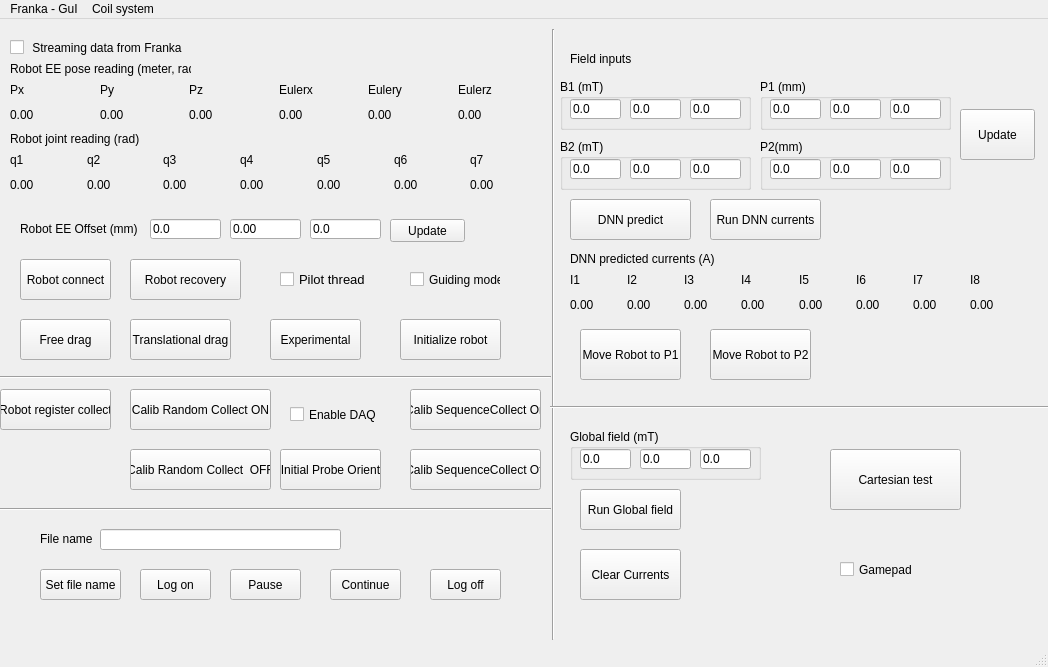
erikfredin/FrankaEmikaGUI, file mainwindow.ui: the form before one commit.
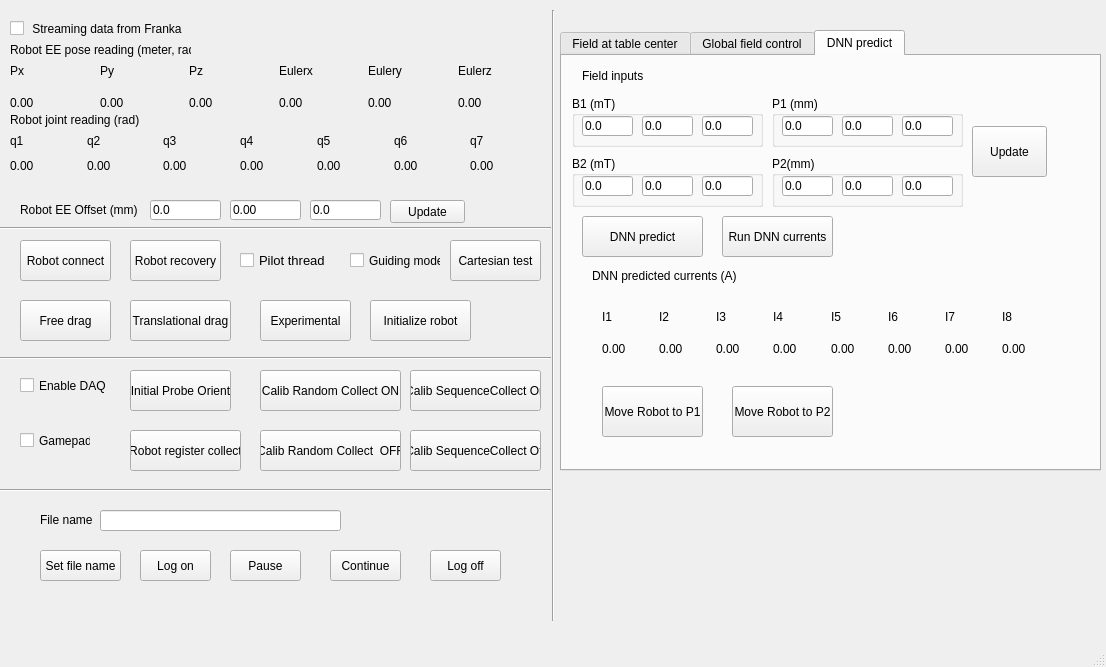
The form after the commit. The open tabs and pages were chosen to show the change.

The edit to the form file:
```diff
--- a/mainwindow.ui
+++ b/mainwindow.ui
@@ -6,7 +6,7 @@
    <rect>
     <x>0</x>
     <y>0</y>
-    <width>1048</width>
+    <width>1106</width>
     <height>667</height>
    </rect>
   </property>
@@ -17,7 +17,7 @@
    <widget class="QPushButton" name="pushButton_experimental_control">
     <property name="geometry">
      <rect>
-      <x>270</x>
+      <x>260</x>
       <y>300</y>
       <width>91</width>
       <height>41</height>
@@ -33,7 +33,7 @@
       <x>10</x>
       <y>80</y>
       <width>531</width>
-      <height>31</height>
+      <height>45</height>
      </rect>
     </property>
     <layout class="QHBoxLayout" name="horizontalLayout">
@@ -478,7 +478,7 @@
    <widget class="QCheckBox" name="checkBox_pilot">
     <property name="geometry">
      <rect>
-      <x>280</x>
+      <x>240</x>
       <y>240</y>
       <width>101</width>
       <height>41</height>
@@ -515,8 +515,8 @@
    <widget class="QPushButton" name="pushButton_registercollect">
     <property name="geometry">
      <rect>
-      <x>0</x>
-      <y>370</y>
+      <x>130</x>
+      <y>430</y>
       <width>111</width>
       <height>41</height>
      </rect>
@@ -528,7 +528,7 @@
    <widget class="QPushButton" name="pushButton_calibrationcollect">
     <property name="geometry">
      <rect>
-      <x>130</x>
+      <x>260</x>
       <y>370</y>
       <width>141</width>
       <height>41</height>
@@ -543,7 +543,7 @@
      <rect>
       <x>130</x>
       <y>240</y>
-      <width>111</width>
+      <width>91</width>
       <height>41</height>
      </rect>
     </property>
@@ -554,7 +554,7 @@
    <widget class="QPushButton" name="pushButton_calibrationcollect_off">
     <property name="geometry">
      <rect>
-      <x>130</x>
+      <x>260</x>
       <y>430</y>
       <width>141</width>
       <height>41</height>
@@ -567,8 +567,8 @@
    <widget class="QCheckBox" name="checkBox_enableDAQ">
     <property name="geometry">
      <rect>
-      <x>290</x>
-      <y>380</y>
+      <x>20</x>
+      <y>370</y>
       <width>91</width>
       <height>31</height>
      </rect>
@@ -577,32 +577,6 @@
      <string>Enable DAQ</string>
     </property>
    </widget>
-   <widget class="QPushButton" name="pushButton_clearcurrent">
-    <property name="geometry">
-     <rect>
-      <x>580</x>
-      <y>530</y>
-      <width>101</width>
-      <height>51</height>
-     </rect>
-    </property>
-    <property name="text">
-     <string>Clear Currents</string>
-    </property>
-   </widget>
-   <widget class="QPushButton" name="pushButton_DNNpredict">
-    <property name="geometry">
-     <rect>
-      <x>570</x>
-      <y>180</y>
-      <width>121</width>
-      <height>41</height>
-     </rect>
-    </property>
-    <property name="text">
-     <string>DNN predict</string>
-    </property>
-   </widget>
    <widget class="Line" name="line">
     <property name="geometry">
      <rect>
@@ -642,432 +616,10 @@
      <enum>Qt::Horizontal</enum>
     </property>
    </widget>
-   <widget class="QPushButton" name="pushButton_dnn_inputupdate">
-    <property name="geometry">
-     <rect>
-      <x>960</x>
-      <y>90</y>
-      <width>75</width>
-      <height>51</height>
-     </rect>
-    </property>
-    <property name="text">
-     <string>Update</string>
-    </property>
-   </widget>
-   <widget class="QLabel" name="label_9">
-    <property name="geometry">
-     <rect>
-      <x>570</x>
-      <y>30</y>
-      <width>91</width>
-      <height>20</height>
-     </rect>
-    </property>
-    <property name="text">
-     <string>Field inputs</string>
-    </property>
-   </widget>
-   <widget class="QWidget" name="horizontalLayoutWidget_5">
-    <property name="geometry">
-     <rect>
-      <x>570</x>
-      <y>270</y>
-      <width>451</width>
-      <height>31</height>
-     </rect>
-    </property>
-    <layout class="QHBoxLayout" name="horizontalLayout_5">
-     <item>
-      <widget class="QLabel" name="label_dnn_predict_I1">
-       <property name="text">
-        <string>0.00</string>
-       </property>
-      </widget>
-     </item>
-     <item>
-      <widget class="QLabel" name="label_dnn_predict_I2">
-       <property name="text">
-        <string>0.00</string>
-       </property>
-      </widget>
-     </item>
-     <item>
-      <widget class="QLabel" name="label_dnn_predict_I3">
-       <property name="text">
-        <string>0.00</string>
-       </property>
-      </widget>
-     </item>
-     <item>
-      <widget class="QLabel" name="label_dnn_predict_I4">
-       <property name="text">
-        <string>0.00</string>
-       </property>
-      </widget>
-     </item>
-     <item>
-      <widget class="QLabel" name="label_dnn_predict_I5">
-       <property name="text">
-        <string>0.00</string>
-       </property>
-      </widget>
-     </item>
-     <item>
-      <widget class="QLabel" name="label_dnn_predict_I6">
-       <property name="text">
-        <string>0.00</string>
-       </property>
-      </widget>
-     </item>
-     <item>
-      <widget class="QLabel" name="label_dnn_predict_I7">
-       <property name="text">
-        <string>0.00</string>
-       </property>
-      </widget>
-     </item>
-     <item>
-      <widget class="QLabel" name="label_dnn_predict_I8">
-       <property name="text">
-        <string>0.00</string>
-       </property>
-      </widget>
-     </item>
-    </layout>
-   </widget>
-   <widget class="QWidget" name="horizontalLayoutWidget_6">
-    <property name="geometry">
-     <rect>
-      <x>570</x>
-      <y>250</y>
-      <width>451</width>
-      <height>21</height>
-     </rect>
-    </property>
-    <layout class="QHBoxLayout" name="horizontalLayout_6">
-     <item>
-      <widget class="QLabel" name="label_robot_px_5">
-       <property name="text">
-        <string>I1</string>
-       </property>
-      </widget>
-     </item>
-     <item>
-      <widget class="QLabel" name="label_robot_py_5">
-       <property name="text">
-        <string>I2</string>
-       </property>
-      </widget>
-     </item>
-     <item>
-      <widget class="QLabel" name="label_robot_pz_5">
-       <property name="text">
-        <string>I3</string>
-       </property>
-      </widget>
-     </item>
-     <item>
-      <widget class="QLabel" name="label_robot_ea1_5">
-       <property name="text">
-        <string>I4</string>
-       </property>
-      </widget>
-     </item>
-     <item>
-      <widget class="QLabel" name="label_robot_ea2_5">
-       <property name="text">
-        <string>I5</string>
-       </property>
-      </widget>
-     </item>
-     <item>
-      <widget class="QLabel" name="label_robot_ea3_6">
-       <property name="text">
-        <string>I6</string>
-       </property>
-      </widget>
-     </item>
-     <item>
-      <widget class="QLabel" name="label_robot_ea3_7">
-       <property name="text">
-        <string>I7</string>
-       </property>
-      </widget>
-     </item>
-     <item>
-      <widget class="QLabel" name="label_robot_ea3_8">
-       <property name="text">
-        <string>I8</string>
-       </property>
-      </widget>
-     </item>
-    </layout>
-   </widget>
-   <widget class="QLabel" name="label_10">
-    <property name="geometry">
-     <rect>
-      <x>570</x>
-      <y>230</y>
-      <width>181</width>
-      <height>20</height>
-     </rect>
-    </property>
-    <property name="text">
-     <string>DNN predicted currents (A)</string>
-    </property>
-   </widget>
-   <widget class="QPushButton" name="pushButton_run_dnncurent">
-    <property name="geometry">
-     <rect>
-      <x>710</x>
-      <y>180</y>
-      <width>111</width>
-      <height>41</height>
-     </rect>
-    </property>
-    <property name="text">
-     <string>Run DNN currents</string>
-    </property>
-   </widget>
-   <widget class="QPushButton" name="pushButton_moveRot2_P1">
-    <property name="geometry">
-     <rect>
-      <x>580</x>
-      <y>310</y>
-      <width>101</width>
-      <height>51</height>
-     </rect>
-    </property>
-    <property name="text">
-     <string>Move Robot to P1</string>
-    </property>
-   </widget>
-   <widget class="QPushButton" name="pushButton_moveRot2_P2">
-    <property name="geometry">
-     <rect>
-      <x>710</x>
-      <y>310</y>
-      <width>101</width>
-      <height>51</height>
-     </rect>
-    </property>
-    <property name="text">
-     <string>Move Robot to P2</string>
-    </property>
-   </widget>
-   <widget class="QGroupBox" name="Group_dnninput_b1">
-    <property name="geometry">
-     <rect>
-      <x>560</x>
-      <y>60</y>
-      <width>191</width>
-      <height>51</height>
-     </rect>
-    </property>
-    <property name="title">
-     <string>B1 (mT)</string>
-    </property>
-    <widget class="QLineEdit" name="lineEdit_dnnInput_b1x">
-     <property name="geometry">
-      <rect>
-       <x>10</x>
-       <y>20</y>
-       <width>51</width>
-       <height>20</height>
-      </rect>
-     </property>
-     <property name="text">
-      <string>0.0</string>
-     </property>
-    </widget>
-    <widget class="QLineEdit" name="lineEdit_dnnInput_b1y">
-     <property name="geometry">
-      <rect>
-       <x>70</x>
-       <y>20</y>
-       <width>51</width>
-       <height>20</height>
-      </rect>
-     </property>
-     <property name="text">
-      <string>0.0</string>
-     </property>
-    </widget>
-    <widget class="QLineEdit" name="lineEdit_dnnInput_b1z">
-     <property name="geometry">
-      <rect>
-       <x>130</x>
-       <y>20</y>
-       <width>51</width>
-       <height>20</height>
-      </rect>
-     </property>
-     <property name="text">
-      <string>0.0</string>
-     </property>
-    </widget>
-   </widget>
-   <widget class="QGroupBox" name="groupBox_2">
-    <property name="geometry">
-     <rect>
-      <x>560</x>
-      <y>120</y>
-      <width>191</width>
-      <height>51</height>
-     </rect>
-    </property>
-    <property name="title">
-     <string>B2 (mT)</string>
-    </property>
-    <widget class="QLineEdit" name="lineEdit_dnnInput_b2x">
-     <property name="geometry">
-      <rect>
-       <x>10</x>
-       <y>20</y>
-       <width>51</width>
-       <height>20</height>
-      </rect>
-     </property>
-     <property name="text">
-      <string>0.0</string>
-     </property>
-    </widget>
-    <widget class="QLineEdit" name="lineEdit_dnnInput_b2y">
-     <property name="geometry">
-      <rect>
-       <x>70</x>
-       <y>20</y>
-       <width>51</width>
-       <height>20</height>
-      </rect>
-     </property>
-     <property name="text">
-      <string>0.0</string>
-     </property>
-    </widget>
-    <widget class="QLineEdit" name="lineEdit_dnnInput_b2z">
-     <property name="geometry">
-      <rect>
-       <x>130</x>
-       <y>20</y>
-       <width>51</width>
-       <height>20</height>
-      </rect>
-     </property>
-     <property name="text">
-      <string>0.0</string>
-     </property>
-    </widget>
-   </widget>
-   <widget class="QGroupBox" name="groupBox_3">
-    <property name="geometry">
-     <rect>
-      <x>760</x>
-      <y>60</y>
-      <width>191</width>
-      <height>51</height>
-     </rect>
-    </property>
-    <property name="title">
-     <string>P1 (mm)</string>
-    </property>
-    <widget class="QLineEdit" name="lineEdit_dnnInput_p1x">
-     <property name="geometry">
-      <rect>
-       <x>10</x>
-       <y>20</y>
-       <width>51</width>
-       <height>20</height>
-      </rect>
-     </property>
-     <property name="text">
-      <string>0.0</string>
-     </property>
-    </widget>
-    <widget class="QLineEdit" name="lineEdit_dnnInput_p1y">
-     <property name="geometry">
-      <rect>
-       <x>70</x>
-       <y>20</y>
-       <width>51</width>
-       <height>20</height>
-      </rect>
-     </property>
-     <property name="text">
-      <string>0.0</string>
-     </property>
-    </widget>
-    <widget class="QLineEdit" name="lineEdit_dnnInput_p1z">
-     <property name="geometry">
-      <rect>
-       <x>130</x>
-       <y>20</y>
-       <width>51</width>
-       <height>20</height>
-      </rect>
-     </property>
-     <property name="text">
-      <string>0.0</string>
-     </property>
-    </widget>
-   </widget>
-   <widget class="QGroupBox" name="groupBox_4">
-    <property name="geometry">
-     <rect>
-      <x>760</x>
-      <y>120</y>
-      <width>191</width>
-      <height>51</height>
-     </rect>
-    </property>
-    <property name="title">
-     <string>P2(mm)</string>
-    </property>
-    <widget class="QLineEdit" name="lineEdit_dnnInput_p2x">
-     <property name="geometry">
-      <rect>
-       <x>10</x>
-       <y>20</y>
-       <width>51</width>
-       <height>20</height>
-      </rect>
-     </property>
-     <property name="text">
-      <string>0.0</string>
-     </property>
-    </widget>
-    <widget class="QLineEdit" name="lineEdit_dnnInput_p2y">
-     <property name="geometry">
-      <rect>
-       <x>70</x>
-       <y>20</y>
-       <width>51</width>
-       <height>20</height>
-      </rect>
-     </property>
-     <property name="text">
-      <string>0.0</string>
-     </property>
-    </widget>
-    <widget class="QLineEdit" name="lineEdit_dnnInput_p2z">
-     <property name="geometry">
-      <rect>
-       <x>130</x>
-       <y>20</y>
-       <width>51</width>
-       <height>20</height>
-      </rect>
-     </property>
-     <property name="text">
-      <string>0.0</string>
-     </property>
-    </widget>
-   </widget>
    <widget class="QPushButton" name="pushButton_initializerobot">
     <property name="geometry">
      <rect>
-      <x>400</x>
+      <x>370</x>
       <y>300</y>
       <width>101</width>
       <height>41</height>
@@ -1077,91 +629,13 @@
      <string>Initialize robot</string>
     </property>
    </widget>
-   <widget class="Line" name="line_4">
-    <property name="geometry">
-     <rect>
-      <x>550</x>
-      <y>380</y>
-      <width>501</width>
-      <height>16</height>
-     </rect>
-    </property>
-    <property name="orientation">
-     <enum>Qt::Horizontal</enum>
-    </property>
-   </widget>
-   <widget class="QGroupBox" name="Group_dnninput_b1_2">
-    <property name="geometry">
-     <rect>
-      <x>570</x>
-      <y>410</y>
-      <width>191</width>
-      <height>51</height>
-     </rect>
-    </property>
-    <property name="title">
-     <string>Global field (mT)</string>
-    </property>
-    <widget class="QLineEdit" name="lineEdit_Global_Bx">
-     <property name="geometry">
-      <rect>
-       <x>10</x>
-       <y>20</y>
-       <width>51</width>
-       <height>20</height>
-      </rect>
-     </property>
-     <property name="text">
-      <string>0.0</string>
-     </property>
-    </widget>
-    <widget class="QLineEdit" name="lineEdit_Global_By">
-     <property name="geometry">
-      <rect>
-       <x>70</x>
-       <y>20</y>
-       <width>51</width>
-       <height>20</height>
-      </rect>
-     </property>
-     <property name="text">
-      <string>0.0</string>
-     </property>
-    </widget>
-    <widget class="QLineEdit" name="lineEdit_Global_Bz">
-     <property name="geometry">
-      <rect>
-       <x>130</x>
-       <y>20</y>
-       <width>51</width>
-       <height>20</height>
-      </rect>
-     </property>
-     <property name="text">
-      <string>0.0</string>
-     </property>
-    </widget>
-   </widget>
-   <widget class="QPushButton" name="pushButton_runGlobalField">
-    <property name="geometry">
-     <rect>
-      <x>580</x>
-      <y>470</y>
-      <width>101</width>
-      <height>41</height>
-     </rect>
-    </property>
-    <property name="text">
-     <string>Run Global field</string>
-    </property>
-   </widget>
    <widget class="QPushButton" name="pushButton_Cartesiantest">
     <property name="geometry">
      <rect>
-      <x>830</x>
-      <y>430</y>
-      <width>131</width>
-      <height>61</height>
+      <x>450</x>
+      <y>240</y>
+      <width>91</width>
+      <height>41</height>
      </rect>
     </property>
     <property name="text">
@@ -1171,10 +645,10 @@
    <widget class="QCheckBox" name="checkBox_controllerEnable">
     <property name="geometry">
      <rect>
-      <x>840</x>
-      <y>540</y>
-      <width>81</width>
-      <height>21</height>
+      <x>20</x>
+      <y>420</y>
+      <width>71</width>
+      <height>41</height>
      </rect>
     </property>
     <property name="text">
@@ -1184,7 +658,7 @@
    <widget class="QCheckBox" name="checkBox_guidingmode">
     <property name="geometry">
      <rect>
-      <x>410</x>
+      <x>350</x>
       <y>250</y>
       <width>91</width>
       <height>21</height>
@@ -1197,8 +671,8 @@
    <widget class="QPushButton" name="pushButton_initialprobeorient">
     <property name="geometry">
      <rect>
-      <x>280</x>
-      <y>430</y>
+      <x>130</x>
+      <y>370</y>
       <width>101</width>
       <height>41</height>
      </rect>
@@ -1233,31 +707,573 @@
      <string>Calib SequenceCollect Off</string>
     </property>
    </widget>
-  </widget>
-  <widget class="QMenuBar" name="menubar">
-   <property name="geometry">
-    <rect>
-     <x>0</x>
-     <y>0</y>
-     <width>1048</width>
-     <height>21</height>
-    </rect>
-   </property>
-   <widget class="QMenu" name="menuFranka_GuI">
-    <property name="title">
-     <string>Franka - GuI</string>
+   <widget class="QTabWidget" name="tabWidget">
+    <property name="geometry">
+     <rect>
+      <x>560</x>
+      <y>30</y>
+      <width>541</width>
+      <height>441</height>
+     </rect>
     </property>
-    <addaction name="separator"/>
+    <property name="currentIndex">
+     <number>1</number>
+    </property>
+    <widget class="QWidget" name="tab_3">
+     <attribute name="title">
+      <string>Field at table center</string>
+     </attribute>
+     <widget class="QGroupBox" name="Group_dnninput_b1_2">
+      <property name="geometry">
+       <rect>
+        <x>10</x>
+        <y>20</y>
+        <width>191</width>
+        <height>51</height>
+       </rect>
+      </property>
+      <property name="title">
+       <string>Global field (mT) at (0,0,10)mm</string>
+      </property>
+      <widget class="QLineEdit" name="lineEdit_Global_Bx">
+       <property name="geometry">
+        <rect>
+         <x>10</x>
+         <y>20</y>
+         <width>51</width>
+         <height>20</height>
+        </rect>
+       </property>
+       <property name="text">
+        <string>0.0</string>
+       </property>
+      </widget>
+      <widget class="QLineEdit" name="lineEdit_Global_By">
+       <property name="geometry">
+        <rect>
+         <x>70</x>
+         <y>20</y>
+         <width>51</width>
+         <height>20</height>
+        </rect>
+       </property>
+       <property name="text">
+        <string>0.0</string>
+       </property>
+      </widget>
+      <widget class="QLineEdit" name="lineEdit_Global_Bz">
+       <property name="geometry">
+        <rect>
+         <x>130</x>
+         <y>20</y>
+         <width>51</width>
+         <height>20</height>
+        </rect>
+       </property>
+       <property name="text">
+        <string>0.0</string>
+       </property>
+      </widget>
+     </widget>
+     <widget class="QPushButton" name="pushButton_runGlobalField">
+      <property name="geometry">
+       <rect>
+        <x>230</x>
+        <y>30</y>
+        <width>101</width>
+        <height>41</height>
+       </rect>
+      </property>
+      <property name="text">
+       <string>Run Global field</string>
+      </property>
+     </widget>
+     <widget class="QPushButton" name="pushButton_clearcurrent">
+      <property name="geometry">
+       <rect>
+        <x>380</x>
+        <y>30</y>
+        <width>91</width>
+        <height>41</height>
+       </rect>
+      </property>
+      <property name="text">
+       <string>Clear Currents</string>
+      </property>
+     </widget>
+    </widget>
+    <widget class="QWidget" name="tab_7">
+     <attribute name="title">
+      <string>Global field control</string>
+     </attribute>
+     <widget class="QPushButton" name="pushButton_CalibrateCoiltable">
+      <property name="geometry">
+       <rect>
+        <x>10</x>
+        <y>20</y>
+        <width>101</width>
+        <height>41</height>
+       </rect>
+      </property>
+      <property name="text">
+       <string>Calibrate coil table</string>
+      </property>
+     </widget>
+    </widget>
+    <widget class="QWidget" name="tab_4">
+     <attribute name="title">
+      <string>DNN predict</string>
+     </attribute>
+     <widget class="QGroupBox" name="Group_dnninput_b1">
+      <property name="geometry">
+       <rect>
+        <x>10</x>
+        <y>40</y>
+        <width>191</width>
+        <height>51</height>
+       </rect>
+      </property>
+      <property name="title">
+       <string>B1 (mT)</string>
+      </property>
+      <widget class="QLineEdit" name="lineEdit_dnnInput_b1x">
+       <property name="geometry">
+        <rect>
+         <x>10</x>
+         <y>20</y>
+         <width>51</width>
+         <height>20</height>
+        </rect>
+       </property>
+       <property name="text">
+        <string>0.0</string>
+       </property>
+      </widget>
+      <widget class="QLineEdit" name="lineEdit_dnnInput_b1y">
+       <property name="geometry">
+        <rect>
+         <x>70</x>
+         <y>20</y>
+         <width>51</width>
+         <height>20</height>
+        </rect>
+       </property>
+       <property name="text">
+        <string>0.0</string>
+       </property>
+      </widget>
+      <widget class="QLineEdit" name="lineEdit_dnnInput_b1z">
+       <property name="geometry">
+        <rect>
+         <x>130</x>
+         <y>20</y>
+         <width>51</width>
+         <height>20</height>
+        </rect>
+       </property>
+       <property name="text">
+        <string>0.0</string>
+       </property>
+      </widget>
+     </widget>
+     <widget class="QLabel" name="label_10">
+      <property name="geometry">
+       <rect>
+        <x>30</x>
+        <y>210</y>
+        <width>181</width>
+        <height>20</height>
+       </rect>
+      </property>
+      <property name="text">
+       <string>DNN predicted currents (A)</string>
+      </property>
+     </widget>
+     <widget class="QGroupBox" name="groupBox_3">
+      <property name="geometry">
+       <rect>
+        <x>210</x>
+        <y>40</y>
+        <width>191</width>
+        <height>51</height>
+       </rect>
+      </property>
+      <property name="title">
+       <string>P1 (mm)</string>
+      </property>
+      <widget class="QLineEdit" name="lineEdit_dnnInput_p1x">
+       <property name="geometry">
+        <rect>
+         <x>10</x>
+         <y>20</y>
+         <width>51</width>
+         <height>20</height>
+        </rect>
+       </property>
+       <property name="text">
+        <string>0.0</string>
+       </property>
+      </widget>
+      <widget class="QLineEdit" name="lineEdit_dnnInput_p1y">
+       <property name="geometry">
+        <rect>
+         <x>70</x>
+         <y>20</y>
+         <width>51</width>
+         <height>20</height>
+        </rect>
+       </property>
+       <property name="text">
+        <string>0.0</string>
+       </property>
+      </widget>
+      <widget class="QLineEdit" name="lineEdit_dnnInput_p1z">
+       <property name="geometry">
+        <rect>
+         <x>130</x>
+         <y>20</y>
+         <width>51</width>
+         <height>20</height>
+        </rect>
+       </property>
+       <property name="text">
+        <string>0.0</string>
+       </property>
+      </widget>
+     </widget>
+     <widget class="QGroupBox" name="groupBox_4">
+      <property name="geometry">
+       <rect>
+        <x>210</x>
+        <y>100</y>
+        <width>191</width>
+        <height>51</height>
+       </rect>
+      </property>
+      <property name="title">
+       <string>P2(mm)</string>
+      </property>
+      <widget class="QLineEdit" name="lineEdit_dnnInput_p2x">
+       <property name="geometry">
+        <rect>
+         <x>10</x>
+         <y>20</y>
+         <width>51</width>
+         <height>20</height>
+        </rect>
+       </property>
+       <property name="text">
+        <string>0.0</string>
+       </property>
+      </widget>
+      <widget class="QLineEdit" name="lineEdit_dnnInput_p2y">
+       <property name="geometry">
+        <rect>
+         <x>70</x>
+         <y>20</y>
+         <width>51</width>
+         <height>20</height>
+        </rect>
+       </property>
+       <property name="text">
+        <string>0.0</string>
+       </property>
+      </widget>
+      <widget class="QLineEdit" name="lineEdit_dnnInput_p2z">
+       <property name="geometry">
+        <rect>
+         <x>130</x>
+         <y>20</y>
+         <width>51</width>
+         <height>20</height>
+        </rect>
+       </property>
+       <property name="text">
+        <string>0.0</string>
+       </property>
+      </widget>
+     </widget>
+     <widget class="QPushButton" name="pushButton_dnn_inputupdate">
+      <property name="geometry">
+       <rect>
+        <x>410</x>
+        <y>70</y>
+        <width>75</width>
+        <height>51</height>
+       </rect>
+      </property>
+      <property name="text">
+       <string>Update</string>
+      </property>
+     </widget>
+     <widget class="QLabel" name="label_9">
+      <property name="geometry">
+       <rect>
+        <x>20</x>
+        <y>10</y>
+        <width>91</width>
+        <height>20</height>
+       </rect>
+      </property>
+      <property name="text">
+       <string>Field inputs</string>
+      </property>
+     </widget>
+     <widget class="QGroupBox" name="groupBox_2">
+      <property name="geometry">
+       <rect>
+        <x>10</x>
+        <y>100</y>
+        <width>191</width>
+        <height>51</height>
+       </rect>
+      </property>
+      <property name="title">
+       <string>B2 (mT)</string>
+      </property>
+      <widget class="QLineEdit" name="lineEdit_dnnInput_b2x">
+       <property name="geometry">
+        <rect>
+         <x>10</x>
+         <y>20</y>
+         <width>51</width>
+         <height>20</height>
+        </rect>
+       </property>
+       <property name="text">
+        <string>0.0</string>
+       </property>
+      </widget>
+      <widget class="QLineEdit" name="lineEdit_dnnInput_b2y">
+       <property name="geometry">
+        <rect>
+         <x>70</x>
+         <y>20</y>
+         <width>51</width>
+         <height>20</height>
+        </rect>
+       </property>
+       <property name="text">
+        <string>0.0</string>
+       </property>
+      </widget>
+      <widget class="QLineEdit" name="lineEdit_dnnInput_b2z">
+       <property name="geometry">
+        <rect>
+         <x>130</x>
+         <y>20</y>
+         <width>51</width>
+         <height>20</height>
+        </rect>
+       </property>
+       <property name="text">
+        <string>0.0</string>
+       </property>
+      </widget>
+     </widget>
+     <widget class="QPushButton" name="pushButton_DNNpredict">
+      <property name="geometry">
+       <rect>
+        <x>20</x>
+        <y>160</y>
+        <width>121</width>
+        <height>41</height>
+       </rect>
+      </property>
+      <property name="text">
+       <string>DNN predict</string>
+      </property>
+     </widget>
+     <widget class="QPushButton" name="pushButton_run_dnncurent">
+      <property name="geometry">
+       <rect>
+        <x>160</x>
+        <y>160</y>
+        <width>111</width>
+        <height>41</height>
+       </rect>
+      </property>
+      <property name="text">
+       <string>Run DNN currents</string>
+      </property>
+     </widget>
+     <widget class="QPushButton" name="pushButton_moveRot2_P2">
+      <property name="geometry">
+       <rect>
+        <x>170</x>
+        <y>330</y>
+        <width>101</width>
+        <height>51</height>
+       </rect>
+      </property>
+      <property name="text">
+       <string>Move Robot to P2</string>
+      </property>
+     </widget>
+     <widget class="QWidget" name="horizontalLayoutWidget_6">
+      <property name="geometry">
+       <rect>
+        <x>40</x>
+        <y>250</y>
+        <width>451</width>
+        <height>21</height>
+       </rect>
+      </property>
+      <layout class="QHBoxLayout" name="horizontalLayout_6">
+       <item>
+        <widget class="QLabel" name="label_robot_px_5">
+         <property name="text">
+          <string>I1</string>
+         </property>
+        </widget>
+       </item>
+       <item>
+        <widget class="QLabel" name="label_robot_py_5">
+         <property name="text">
+          <string>I2</string>
+         </property>
+        </widget>
+       </item>
+       <item>
+        <widget class="QLabel" name="label_robot_pz_5">
+         <property name="text">
+          <string>I3</string>
+         </property>
+        </widget>
+       </item>
+       <item>
+        <widget class="QLabel" name="label_robot_ea1_5">
+         <property name="text">
+          <string>I4</string>
+         </property>
+        </widget>
+       </item>
+       <item>
+        <widget class="QLabel" name="label_robot_ea2_5">
+         <property name="text">
+          <string>I5</string>
+         </property>
+        </widget>
+       </item>
+       <item>
+        <widget class="QLabel" name="label_robot_ea3_6">
+         <property name="text">
+          <string>I6</string>
+         </property>
+        </widget>
+       </item>
+       <item>
+        <widget class="QLabel" name="label_robot_ea3_7">
+         <property name="text">
+          <string>I7</string>
+         </property>
+        </widget>
+       </item>
+       <item>
+        <widget class="QLabel" name="label_robot_ea3_8">
+         <property name="text">
+          <string>I8</string>
+         </property>
+        </widget>
+       </item>
+      </layout>
+     </widget>
+     <widget class="QPushButton" name="pushButton_moveRot2_P1">
+      <property name="geometry">
+       <rect>
+        <x>40</x>
+        <y>330</y>
+        <width>101</width>
+        <height>51</height>
+       </rect>
+      </property>
+      <property name="text">
+       <string>Move Robot to P1</string>
+      </property>
+     </widget>
+     <widget class="QWidget" name="horizontalLayoutWidget_5">
+      <property name="geometry">
+       <rect>
+        <x>40</x>
+        <y>270</y>
+        <width>451</width>
+        <height>45</height>
+       </rect>
+      </property>
+      <layout class="QHBoxLayout" name="horizontalLayout_5">
+       <item>
+        <widget class="QLabel" name="label_dnn_predict_I1">
+         <property name="text">
+          <string>0.00</string>
+         </property>
+        </widget>
+       </item>
+       <item>
+        <widget class="QLabel" name="label_dnn_predict_I2">
+         <property name="text">
+          <string>0.00</string>
+         </property>
+        </widget>
+       </item>
+       <item>
+        <widget class="QLabel" name="label_dnn_predict_I3">
+         <property name="text">
+          <string>0.00</string>
+         </property>
+        </widget>
+       </item>
+       <item>
+        <widget class="QLabel" name="label_dnn_predict_I4">
+         <property name="text">
+          <string>0.00</string>
+         </property>
+        </widget>
+       </item>
+       <item>
+        <widget class="QLabel" name="label_dnn_predict_I5">
+         <property name="text">
+          <string>0.00</string>
+         </property>
+        </widget>
+       </item>
+       <item>
+        <widget class="QLabel" name="label_dnn_predict_I6">
+         <property name="text">
+          <string>0.00</string>
+         </property>
+        </widget>
+       </item>
+       <item>
+        <widget class="QLabel" name="label_dnn_predict_I7">
+         <property name="text">
+          <string>0.00</string>
+         </property>
+        </widget>
+       </item>
+       <item>
+        <widget class="QLabel" name="label_dnn_predict_I8">
+         <property name="text">
+          <string>0.00</string>
+         </property>
+        </widget>
+       </item>
+      </layout>
+     </widget>
+    </widget>
    </widget>
-   <widget class="QMenu" name="menuCoil_system">
-    <property name="title">
-     <string>Coil system</string>
+   <widget class="Line" name="line_4">
+    <property name="geometry">
+     <rect>
+      <x>0</x>
+      <y>220</y>
+      <width>551</width>
+      <height>16</height>
+     </rect>
     </property>
-    <addaction name="separator"/>
-    <addaction name="separator"/>
+    <property name="orientation">
+     <enum>Qt::Horizontal</enum>
+    </property>
    </widget>
-   <addaction name="menuFranka_GuI"/>
-   <addaction name="menuCoil_system"/>
   </widget>
   <widget class="QStatusBar" name="statusbar"/>
  </widget>
```
